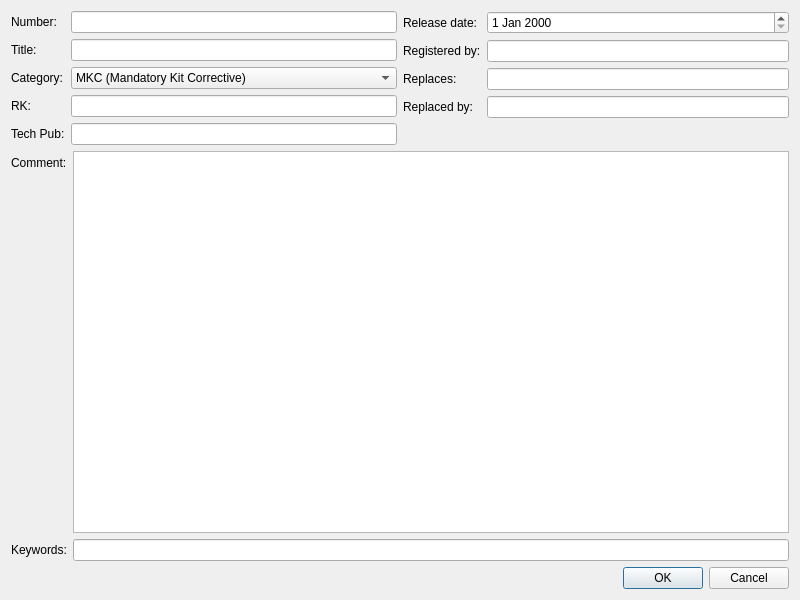
Before: the Qt Designer form DlgTB.ui in Folco68/TBI, drawn with Qt 5.
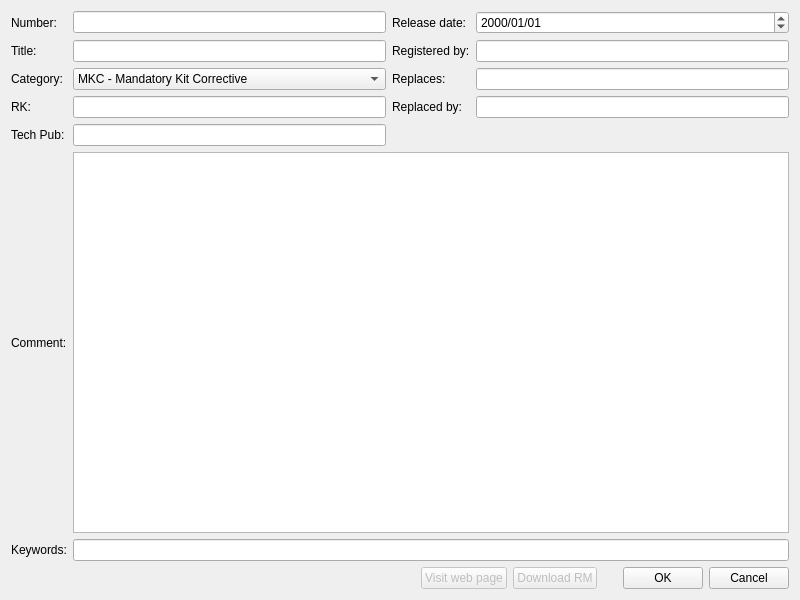
After: the same form once the commit is applied.

Commit message: - Added About/License dialog - Added ContextMenuAction class, to easily create the action of the main context menu - Added a button to visit RK web page in the new/edit TB dlg - Added a button to download the RM in the new/edit TB dlg - Made search functional - Added Ctrl+S as a shortcut to save the index

```diff
--- a/DlgTB.ui
+++ b/DlgTB.ui
@@ -10,6 +10,12 @@
     <height>600</height>
    </rect>
   </property>
+  <property name="sizePolicy">
+   <sizepolicy hsizetype="Preferred" vsizetype="Preferred">
+    <horstretch>0</horstretch>
+    <verstretch>0</verstretch>
+   </sizepolicy>
+  </property>
   <property name="minimumSize">
    <size>
     <width>800</width>
@@ -21,9 +27,7 @@
   </property>
   <layout class="QVBoxLayout" name="verticalLayout">
    <item>
-    <layout class="QHBoxLayout" name="HLayoutTop">
-     <item>
-      <layout class="QFormLayout" name="FLayoutLeft">
+    <layout class="QGridLayout" name="GLayout">
        <item row="0" column="0">
         <widget class="QLabel" name="LabelNumber">
          <property name="text">
@@ -38,6 +42,23 @@
          </property>
         </widget>
        </item>
+     <item row="0" column="2">
+      <widget class="QLabel" name="LabelReleaseDate">
+       <property name="text">
+        <string>Release date:</string>
+       </property>
+      </widget>
+     </item>
+     <item row="0" column="3">
+      <widget class="QDateEdit" name="EditReleaseDate">
+       <property name="acceptDrops">
+        <bool>false</bool>
+       </property>
+       <property name="displayFormat">
+        <string>yyyy/MM/dd</string>
+       </property>
+      </widget>
+     </item>
        <item row="1" column="0">
         <widget class="QLabel" name="LabelTitle">
          <property name="text">
@@ -52,6 +73,20 @@
          </property>
         </widget>
        </item>
+     <item row="1" column="2">
+      <widget class="QLabel" name="LabelRegisteredBy">
+       <property name="text">
+        <string>Registered by:</string>
+       </property>
+      </widget>
+     </item>
+     <item row="1" column="3">
+      <widget class="QLineEdit" name="EditRegisteredBy">
+       <property name="acceptDrops">
+        <bool>false</bool>
+       </property>
+      </widget>
+     </item>
        <item row="2" column="0">
         <widget class="QLabel" name="LabelCategory">
          <property name="text">
@@ -66,32 +101,37 @@
          </property>
          <item>
           <property name="text">
-           <string>MKC (Mandatory Kit Corrective)</string>
+         <string>MKC - Mandatory Kit Corrective</string>
           </property>
          </item>
          <item>
           <property name="text">
-           <string>MKD (Mandatory Kit on Demand)</string>
+         <string>MKD - Mandatory Kit on Demand</string>
           </property>
          </item>
          <item>
           <property name="text">
-           <string>MKS (Mandatory Kit Safety)</string>
+         <string>MKS - Mandatory Kit Safety</string>
           </property>
          </item>
          <item>
           <property name="text">
-           <string>SK (Solution Kit)</string>
+         <string>SK - Solution Kit</string>
           </property>
          </item>
          <item>
           <property name="text">
-           <string>UK (Update Kit)</string>
+         <string>UK - Update Kit</string>
           </property>
          </item>
          <item>
           <property name="text">
-           <string>VCK (Volume Conversion Kit)</string>
+         <string>VCK - Volume Conversion Kit</string>
+        </property>
+       </item>
+       <item>
+        <property name="text">
+         <string>General information</string>
           </property>
          </item>
          <item>
@@ -101,6 +141,20 @@
          </item>
         </widget>
        </item>
+     <item row="2" column="2">
+      <widget class="QLabel" name="LabelReplaces">
+       <property name="text">
+        <string>Replaces:</string>
+       </property>
+      </widget>
+     </item>
+     <item row="2" column="3">
+      <widget class="QLineEdit" name="EditReplaces">
+       <property name="acceptDrops">
+        <bool>false</bool>
+       </property>
+      </widget>
+     </item>
        <item row="3" column="0">
         <widget class="QLabel" name="LabelRK">
          <property name="text">
@@ -115,6 +169,20 @@
          </property>
         </widget>
        </item>
+     <item row="3" column="2">
+      <widget class="QLabel" name="LabelReplacedBy">
+       <property name="text">
+        <string>Replaced by:</string>
+       </property>
+      </widget>
+     </item>
+     <item row="3" column="3">
+      <widget class="QLineEdit" name="EditReplacedBy">
+       <property name="acceptDrops">
+        <bool>false</bool>
+       </property>
+      </widget>
+     </item>
        <item row="4" column="0">
         <widget class="QLabel" name="LabelTechPub">
          <property name="text">
@@ -129,83 +197,14 @@
          </property>
         </widget>
        </item>
-      </layout>
-     </item>
-     <item>
-      <layout class="QFormLayout" name="FLayoutRight">
-       <item row="0" column="0">
-        <widget class="QLabel" name="LabelReleaseDate">
-         <property name="text">
-          <string>Release date:</string>
-         </property>
-        </widget>
-       </item>
-       <item row="1" column="0">
-        <widget class="QLabel" name="LabelRegisteredBy">
-         <property name="text">
-          <string>Registered by:</string>
-         </property>
-        </widget>
-       </item>
-       <item row="1" column="1">
-        <widget class="QLineEdit" name="EditRegisteredBy">
-         <property name="acceptDrops">
-          <bool>false</bool>
-         </property>
-        </widget>
-       </item>
-       <item row="2" column="0">
-        <widget class="QLabel" name="LabelReplaces">
-         <property name="text">
-          <string>Replaces:</string>
-         </property>
-        </widget>
-       </item>
-       <item row="2" column="1">
-        <widget class="QLineEdit" name="EditReplaces">
-         <property name="acceptDrops">
-          <bool>false</bool>
-         </property>
-        </widget>
-       </item>
-       <item row="3" column="0">
-        <widget class="QLabel" name="LabelReplacedBy">
-         <property name="text">
-          <string>Replaced by:</string>
-         </property>
-        </widget>
-       </item>
-       <item row="3" column="1">
-        <widget class="QLineEdit" name="EditReplacedBy">
-         <property name="acceptDrops">
-          <bool>false</bool>
-         </property>
-        </widget>
-       </item>
-       <item row="0" column="1">
-        <widget class="QDateEdit" name="EditReleaseDate">
-         <property name="acceptDrops">
-          <bool>false</bool>
-         </property>
-        </widget>
-       </item>
-      </layout>
-     </item>
-    </layout>
-   </item>
-   <item>
-    <layout class="QFormLayout" name="FLayoutBottom">
-     <property name="sizeConstraint">
-      <enum>QLayout::SetMaximumSize</enum>
-     </property>
-     <item row="0" column="0">
+     <item row="5" column="0">
       <widget class="QLabel" name="LabelComment">
        <property name="text">
         <string>Comment:</string>
        </property>
       </widget>
      </item>
-     <item row="0" column="1">
+     <item row="5" column="1" colspan="3">
       <widget class="QPlainTextEdit" name="TexteditComment">
        <property name="sizePolicy">
         <sizepolicy hsizetype="Expanding" vsizetype="Expanding">
@@ -221,14 +220,14 @@
        </property>
       </widget>
      </item>
-     <item row="1" column="0">
+     <item row="6" column="0">
       <widget class="QLabel" name="LabelKeywords">
        <property name="text">
         <string>Keywords:</string>
        </property>
       </widget>
      </item>
-     <item row="1" column="1">
+     <item row="6" column="1" colspan="3">
       <widget class="QLineEdit" name="EditKeywords">
        <property name="acceptDrops">
         <bool>false</bool>
@@ -252,6 +251,42 @@
        </property>
       </spacer>
      </item>
+     <item>
+      <widget class="QPushButton" name="ButtonWebPage">
+       <property name="enabled">
+        <bool>false</bool>
+       </property>
+       <property name="text">
+        <string>Visit web page</string>
+       </property>
+      </widget>
+     </item>
+     <item>
+      <widget class="QPushButton" name="ButtonDownloadRM">
+       <property name="enabled">
+        <bool>false</bool>
+       </property>
+       <property name="text">
+        <string>Download RM</string>
+       </property>
+      </widget>
+     </item>
+     <item>
+      <spacer name="horizontalSpacer">
+       <property name="orientation">
+        <enum>Qt::Horizontal</enum>
+       </property>
+       <property name="sizeType">
+        <enum>QSizePolicy::Fixed</enum>
+       </property>
+       <property name="sizeHint" stdset="0">
+        <size>
+         <width>20</width>
+         <height>20</height>
+        </size>
+       </property>
+      </spacer>
+     </item>
      <item>
       <widget class="QPushButton" name="ButtonOK">
        <property name="text">
```
Lines whose indentation alone changed are shown as unchanged. The commit also changes 13 other files.
